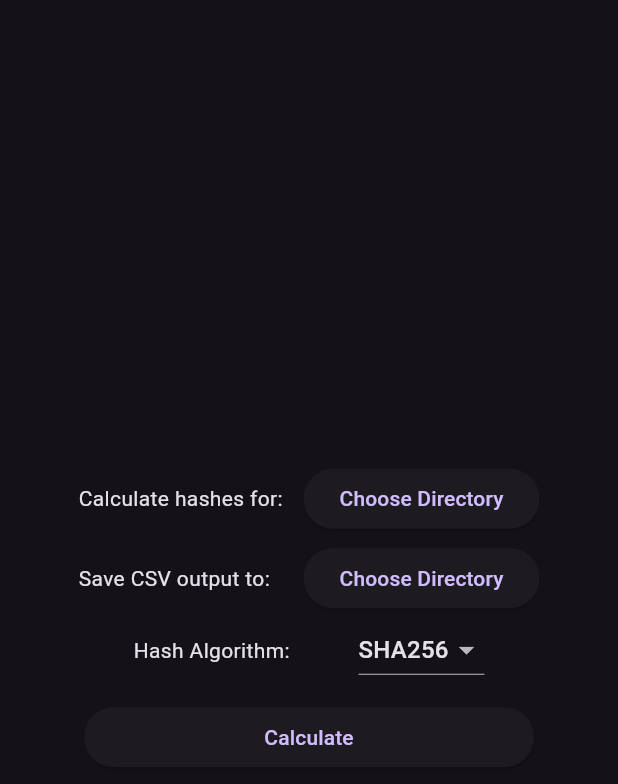
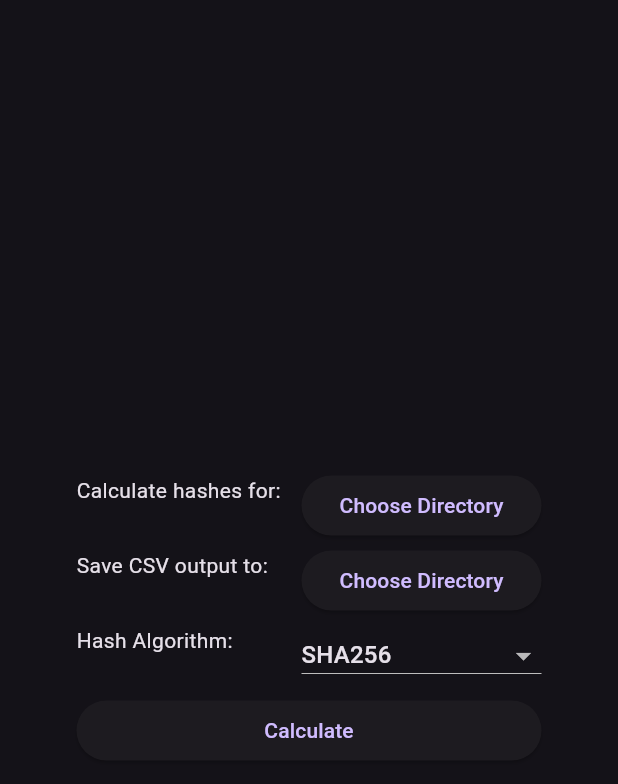
Before and after one commit to rhian-cs/sapphire-hash, a Flutter app: the screen it shows after launch, on a phone screen of 412 x 824 dp. Shown: the top 784 px of the screen. Run offline on Flutter 3.47's test engine with Material 3 defaults, Android fonts, the phone set to English and light mode, and no system bars; drawn by our look-alikes of flutter_layout_grid; our stand-ins replace file_picker.

Commit message:
Update app layout to use LayoutGrid

```diff
--- a/gui_flutter/lib/main.dart
+++ b/gui_flutter/lib/main.dart
@@ -1,5 +1,6 @@
 import 'package:file_picker/file_picker.dart';
 import 'package:flutter/material.dart';
+import 'package:flutter_layout_grid/flutter_layout_grid.dart';
 import 'package:provider/provider.dart';
 
 void main() {
@@ -38,50 +39,42 @@
   Widget build(BuildContext context) {
     return Scaffold(
       body: Center(
-        child: Column(
-          mainAxisAlignment: MainAxisAlignment.center,
+        child: LayoutGrid(
+          areas: '''
+            inputDirectoryLabel      inputDirectoryButton
+            outputDirectoryLabel     outputDirectoryButton
+            hashAlgorithmSelectLabel hashAlgorithmSelectDropdown
+            submitButton             submitButton
+          ''',
+          columnSizes: [150.px, 160.px],
+          rowSizes: [40.px, 40.px, 40.px, 40.px],
+          rowGap: 10,
           children: [
-            Row(
-              mainAxisAlignment: MainAxisAlignment.center,
-              children: [
+            const Text('Calculate hashes for:')
+                .inGridArea('inputDirectoryLabel'),
             const SizedBox(
-                  width: 150,
-                  child: Text('Calculate hashes for:'),
-                ),
-                DirectoryPickerButton(),
-              ],
-            ),
-            const SizedBox(height: 5),
-            Row(
-              mainAxisAlignment: MainAxisAlignment.center,
-              children: [
+              width: double.infinity,
+              child: DirectoryPickerButton(),
+            ).inGridArea('inputDirectoryButton'),
+            const Text('Save CSV output to:')
+                .inGridArea('outputDirectoryLabel'),
             const SizedBox(
-                  width: 150,
-                  child: Text('Save CSV output to:'),
-                ),
-                DirectoryPickerButton(),
-              ],
-            ),
-            Row(
-              mainAxisAlignment: MainAxisAlignment.center,
-              children: [
-                const SizedBox(
-                  width: 150,
-                  child: Text('Hash Algorithm:'),
-                ),
-                HashAlgorithmDropdownMenu()
-              ],
-            ),
-            const SizedBox(height: 10),
-            ElevatedButton(
-              style: ElevatedButton.styleFrom(
-                fixedSize: const Size(300, 35),
-              ),
+              width: double.infinity,
+              child: DirectoryPickerButton(),
+            ).inGridArea('outputDirectoryButton'),
+            const Text('Hash Algorithm:')
+                .inGridArea('hashAlgorithmSelectLabel'),
+            const HashAlgorithmDropdownMenu(isExpanded: true)
+                .inGridArea('hashAlgorithmSelectDropdown'),
+            SizedBox(
+              width: double.infinity,
+              child: ElevatedButton(
                 onPressed: () {
                   print("You've pressed the button!");
                 },
                 child: const Text('Calculate'),
               ),
+            ).inGridArea('submitButton'),
           ],
         ),
       ),
@@ -90,6 +83,8 @@
 }
 
 class DirectoryPickerButton extends StatelessWidget {
+  const DirectoryPickerButton({super.key});
+
   @override
   Widget build(BuildContext context) {
     return ElevatedButton(
@@ -107,11 +102,16 @@
 }
 
 class HashAlgorithmDropdownMenu extends StatelessWidget {
+  final bool isExpanded;
+
+  const HashAlgorithmDropdownMenu({super.key, required this.isExpanded});
+
   @override
   Widget build(BuildContext context) {
     var appState = context.watch<MyAppState>();
 
     return DropdownButton(
+      isExpanded: isExpanded,
       value: appState.selectedAlgorithm,
       onChanged: (String? value) {
         appState.selectAlgorithm(value!);
```
Also changed, not shown: 1 other file. Lines whose indentation alone changed are shown as unchanged.
